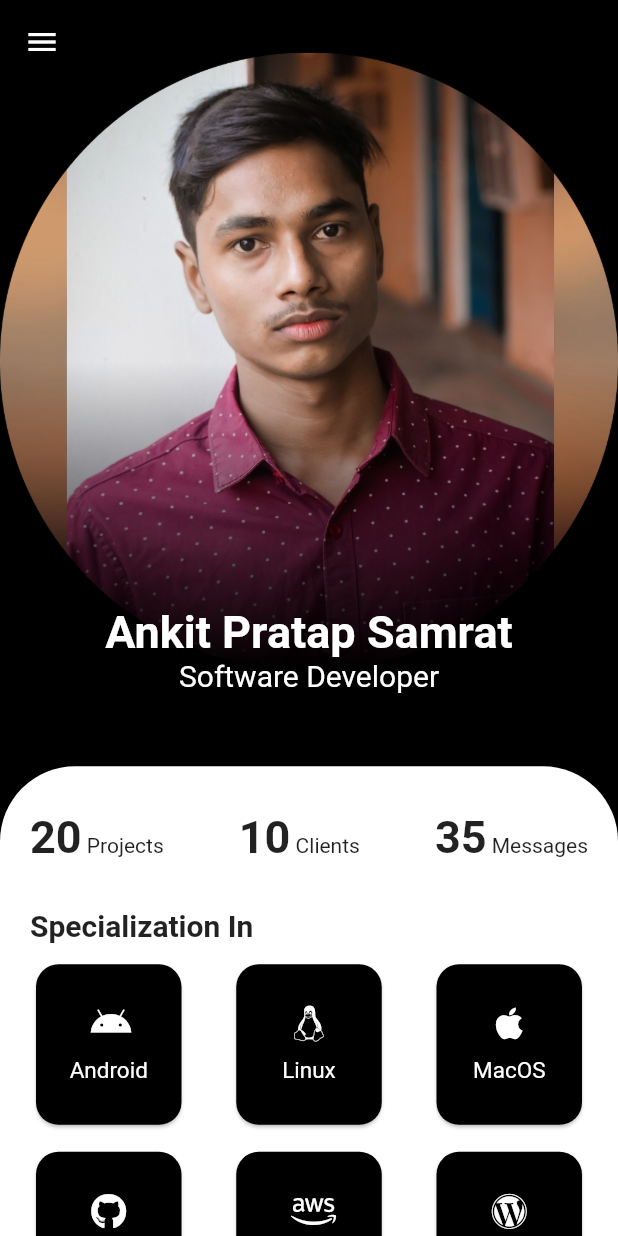
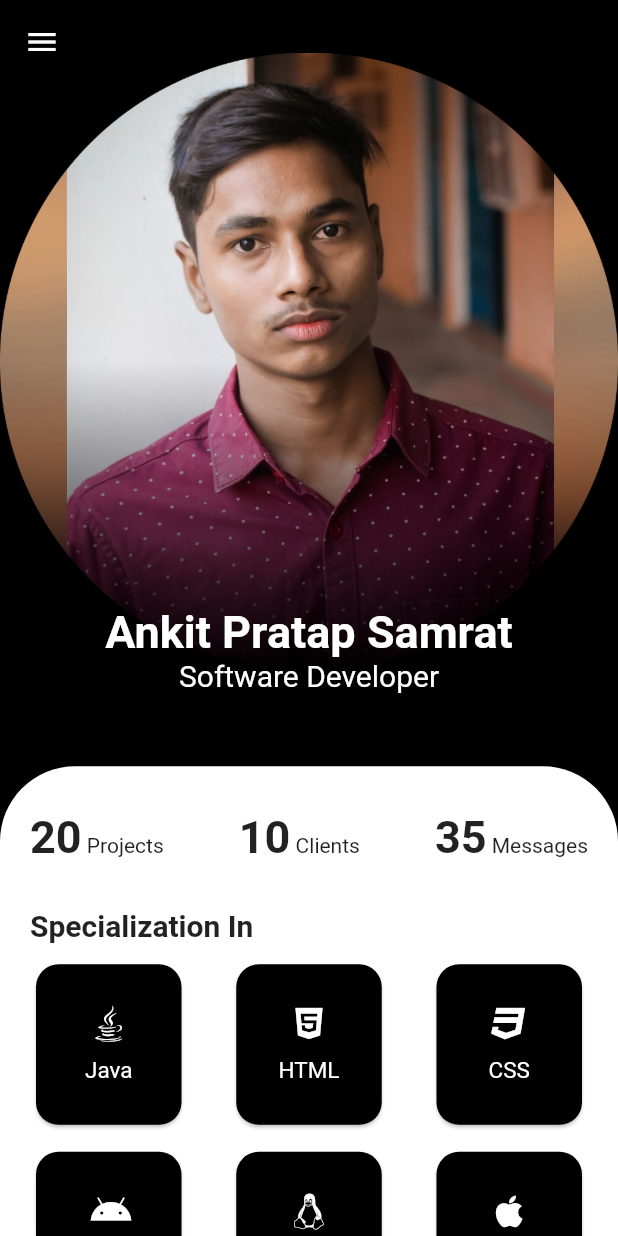
Before and after one commit to ankitpsamrat/Flutter-portfolio, a Flutter app: the screen it shows after launch, on a phone screen of 412 x 824 dp. Run offline on Flutter 3.47's test engine with Material 2 defaults, Android fonts, the phone set to English and light mode, and no system bars; drawn by our look-alikes of sliding_sheet; our stand-ins replace font_awesome_flutter.

Commit message:
first commit

```diff
--- a/lib/home.dart
+++ b/lib/pages/home_page.dart
@@ -11,7 +11,8 @@ class HomePage extends StatefulWidget {
 
 class _HomePageState extends State<HomePage> {
   //
-  //
+
+  //   my achivement method
 
   myAchive(nums, type) {
     return Row(
@@ -30,6 +31,8 @@ class _HomePageState extends State<HomePage> {
       ],
     );
   }
+
+  //   my specialization method
 
   mySpec(icon, tech) {
     return Container(
@@ -175,7 +178,7 @@ class _HomePageState extends State<HomePage> {
         builder: (context, state) {
           return Container(
             margin: EdgeInsets.only(left: 20, right: 20, top: 30),
-            height: 500,
+            height: 600,
             child: Column(
               crossAxisAlignment: CrossAxisAlignment.start,
               children: [
@@ -198,6 +201,15 @@ class _HomePageState extends State<HomePage> {
                 SizedBox(height: 10),
                 Column(
                   children: [
+                    Row(
+                      mainAxisAlignment: MainAxisAlignment.spaceBetween,
+                      children: [
+                        mySpec(FontAwesomeIcons.java, 'Java'),
+                        mySpec(FontAwesomeIcons.html5, 'HTML'),
+                        mySpec(FontAwesomeIcons.css3, 'CSS'),
+                      ],
+                    ),
+                    SizedBox(height: 10),
                     Row(
                       mainAxisAlignment: MainAxisAlignment.spaceBetween,
                       children: [
--- a/lib/project_page.dart
+++ b/lib/pages/project_page.dart
@@ -10,7 +10,8 @@ class ProjectPage extends StatefulWidget {
 
 class _ProjectPageState extends State<ProjectPage> {
   //
-  //
+
+  //   my project method
 
   myproject(lang, title, desc, star) {
     return Container(
```
Also changed, not shown: lib/main.dart (+4 -3 lines), lib/pages/about_page.dart (renamed from lib/about_page.dart, +6 -3 lines), lib/methods/url_launch_method.dart (added).
